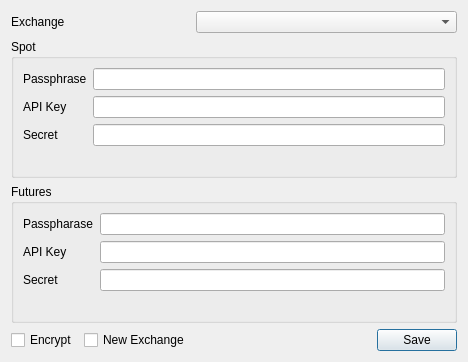
iamOgunyinka/octo-broccoli, file ui/settingsdialog.ui: the form before one commit.
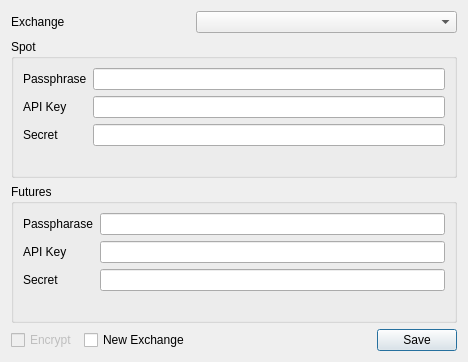
The form after the commit.

Patch:
```diff
--- a/ui/settingsdialog.ui
+++ b/ui/settingsdialog.ui
@@ -75,6 +75,9 @@
    </item>
    <item row="3" column="0">
     <widget class="QCheckBox" name="encryptCheckbox">
+     <property name="enabled">
+      <bool>false</bool>
+     </property>
      <property name="text">
       <string>Encrypt</string>
      </property>
```
